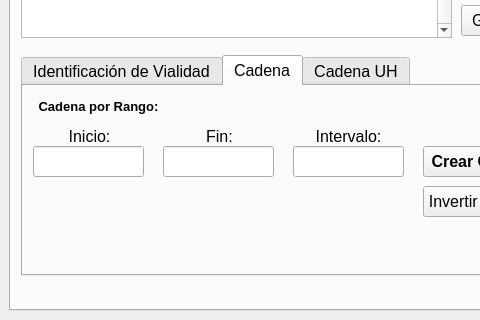
The window that numeros_exteriores_dockwidget_base.ui (DAGGDesarrollo/repo_dce) describes before a commit, drawn with Qt 5; both pictures show x 0 to 480 and y 255 to 575 of the 590 by 575 pixel window.
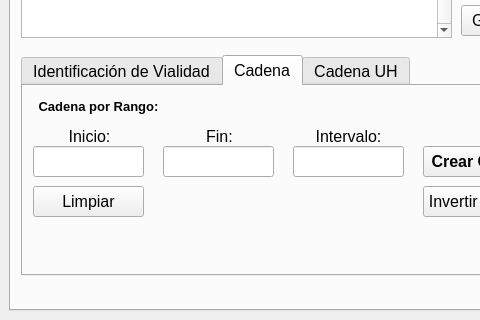
The same window after the commit. The open tabs and pages were chosen to show the change.

Commit message: Se agrega botón "Limpiar" a la sección "Cadena", este permite limipar texto en pantalla de Inicio, Fin e Intervalo.

Patch:
```diff
--- a/numeros_exteriores_dockwidget_base.ui
+++ b/numeros_exteriores_dockwidget_base.ui
@@ -1199,6 +1199,27 @@
            <string>Invertir Cadena</string>
           </property>
          </widget>
+         <widget class="QPushButton" name="btnLimpiarIntervalo">
+          <property name="geometry">
+           <rect>
+            <x>10</x>
+            <y>100</y>
+            <width>111</width>
+            <height>31</height>
+           </rect>
+          </property>
+          <property name="font">
+           <font>
+            <family>Arial</family>
+            <pointsize>12</pointsize>
+            <weight>50</weight>
+            <bold>false</bold>
+           </font>
+          </property>
+          <property name="text">
+           <string>Limpiar</string>
+          </property>
+         </widget>
         </widget>
         <widget class="QWidget" name="CadenaUH">
          <attribute name="title">
```
